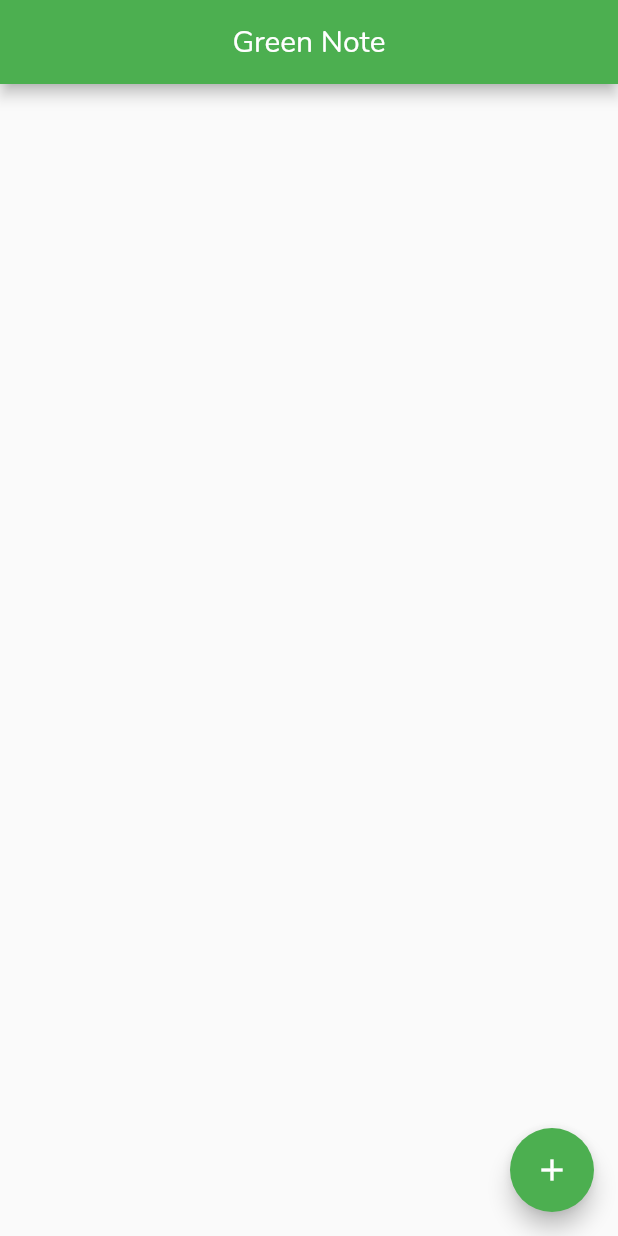
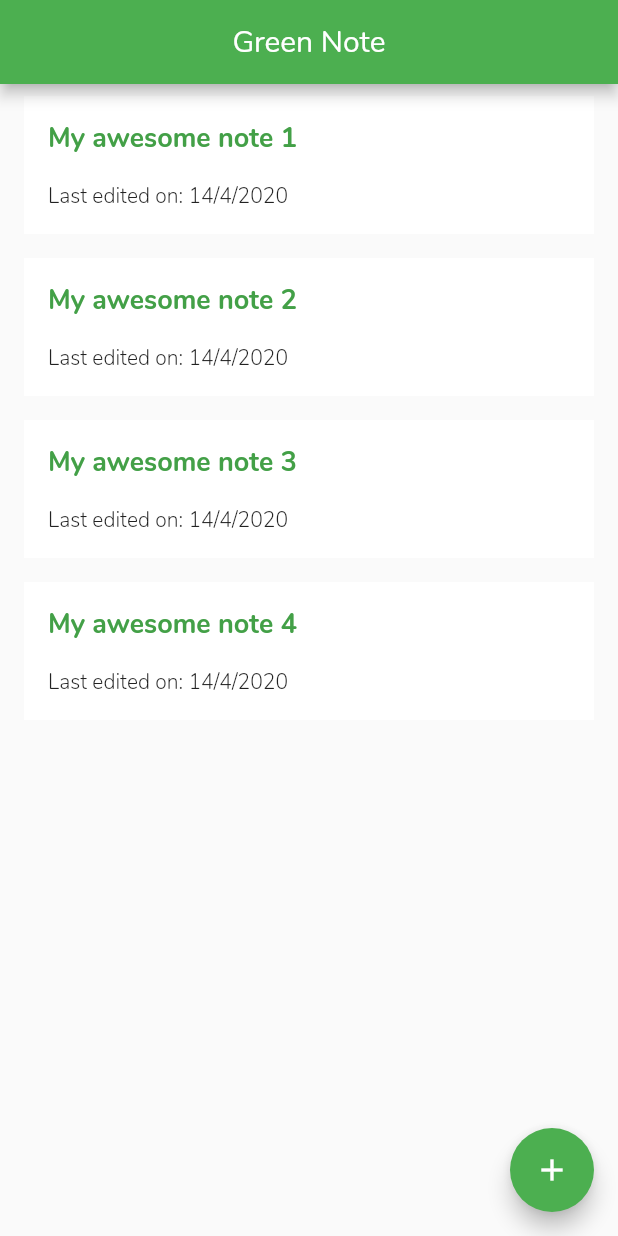
Before and after one commit to xaviranik/green_note, a Flutter app: the screen it shows after launch, on a phone screen of 412 x 824 dp. Run offline on Flutter 3.47's test engine with Material 2 defaults, Android fonts, the phone set to English and light mode, and no system bars.

Commit message:
Added: Local note data, push named route for modify note screen

```diff
--- a/lib/main.dart
+++ b/lib/main.dart
@@ -1,5 +1,6 @@
 import 'package:flutter/material.dart';
 import 'package:green_note/screens/home_screen.dart';
+import 'package:green_note/screens/note_modify_screen.dart';
 
 void main() => runApp(MyApp());
 
@@ -14,7 +15,10 @@ class MyApp extends StatelessWidget {
         primarySwatch: Colors.green,
         fontFamily: 'Nunito',
       ),
-      home: Home(),
+      home: HomeScreen(),
+      routes: {
+        '/note_modify' : (context) => NoteModifyScreen()
+      },
     );
   }
 }
--- /dev/null
+++ b/lib/models/note_model.dart
@@ -0,0 +1,15 @@
+import 'package:flutter/material.dart';
+
+class Note {
+  String id;
+  String title;
+  DateTime createdAt;
+  DateTime editedAt;
+
+  Note({
+    @required this.id,
+    @required this.title,
+    @required this.createdAt,
+    @required this.editedAt
+  });
+}
--- a/lib/screens/home_screen.dart
+++ b/lib/screens/home_screen.dart
@@ -1,6 +1,39 @@
+import 'package:flutter/cupertino.dart';
 import 'package:flutter/material.dart';
+import 'package:green_note/models/note_model.dart';
 
-class Home extends StatelessWidget {
+class HomeScreen extends StatelessWidget {
+  final notes = [
+    Note(
+      id: '1',
+      title: 'My awesome note 1',
+      createdAt: DateTime.now(),
+      editedAt: DateTime.now(),
+    ),
+    Note(
+      id: '2',
+      title: 'My awesome note 2',
+      createdAt: DateTime.now(),
+      editedAt: DateTime.now(),
+    ),
+    Note(
+      id: '3',
+      title: 'My awesome note 3',
+      createdAt: DateTime.now(),
+      editedAt: DateTime.now(),
+    ),
+    Note(
+      id: '4',
+      title: 'My awesome note 4',
+      createdAt: DateTime.now(),
+      editedAt: DateTime.now(),
+    ),
+  ];
+
+  String formattedDateTime(DateTime dateTime) {
+    return '${dateTime.day}/${dateTime.month}/${dateTime.year}';
+  }
+
   @override
   Widget build(BuildContext context) {
     return Scaffold(
@@ -9,12 +42,38 @@ class Home extends StatelessWidget {
         centerTitle: true,
       ),
       floatingActionButton: FloatingActionButton(
-        onPressed: () {},
+        onPressed: () => Navigator.pushNamed(context, '/note_modify'),
         child: Icon(Icons.add),
       ),
-      body: Container(
-
-      ),
+      body: ListView.builder(
+          itemCount: notes.length,
+          itemBuilder: (BuildContext context, index) {
+            return Container(
+              decoration: BoxDecoration(color: Colors.white),
+              padding: EdgeInsets.all(16.0),
+              margin: EdgeInsets.symmetric(horizontal: 16.0, vertical: 8.0),
+              child: Column(
+                crossAxisAlignment: CrossAxisAlignment.start,
+                children: <Widget>[
+                  Text(
+                    notes[index].title,
+                    style: TextStyle(
+                        fontSize: 18.0,
+                        fontWeight: FontWeight.bold,
+                        color: Colors.green[600]),
+                  ),
+                  SizedBox(
+                    height: 16.0,
+                  ),
+                  Text(
+                    'Last edited on: ${formattedDateTime(notes[index].editedAt)}',
+                    style:
+                        TextStyle(fontSize: 14.0, fontWeight: FontWeight.w200),
+                  ),
+                ],
+              ),
+            );
+          }),
     );
   }
 }
--- /dev/null
+++ b/lib/screens/note_modify_screen.dart
@@ -0,0 +1,13 @@
+import 'package:flutter/material.dart';
+
+class NoteModifyScreen extends StatelessWidget {
+  @override
+  Widget build(BuildContext context) {
+    return Scaffold(
+      appBar: AppBar(
+        title: Text('Create Note'),
+        centerTitle: true,
+      ),
+    );
+  }
+}
--- a/pubspec.yaml
+++ b/pubspec.yaml
@@ -27,7 +27,6 @@ dependencies:
 dev_dependencies:
   flutter_test:
     sdk: flutter
-
 
 # For information on the generic Dart part of this file, see the
 # following page: https://dart.dev/tools/pub/pubspec
```
